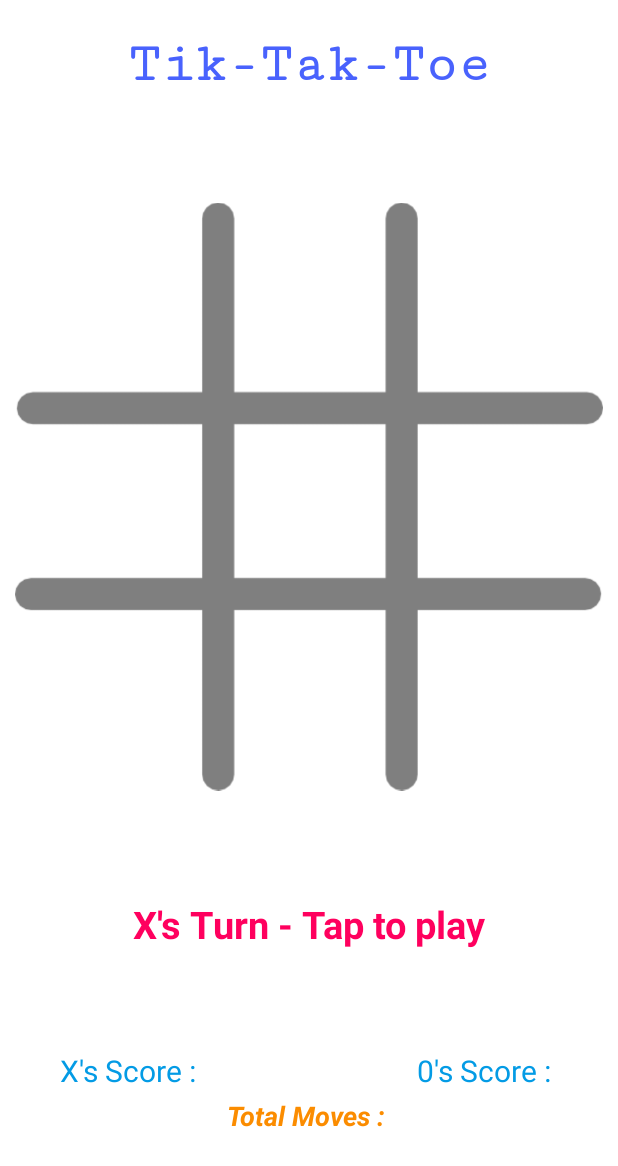
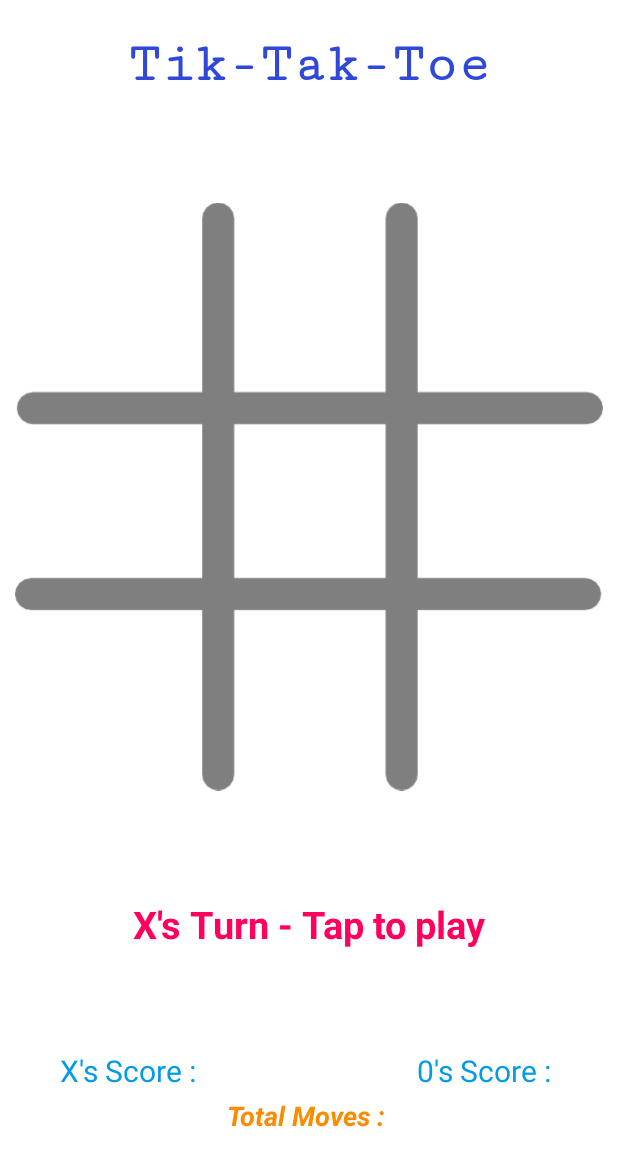
Before and after one commit to Danishyousuf19/TIK-TAK-TOE, an Android app: the MainActivity screen opened directly, with no data from a screen before it, on a phone screen of 412 x 824 dp. Shown: the top 1166 px of the screen. Run offline under Robolectric (Android 15) with nearby library versions, the phone set to English and light mode, and no system bars.

Commit message:
version 2.2

```diff
--- a/app/src/main/res/layout/activity_main.xml
+++ b/app/src/main/res/layout/activity_main.xml
@@ -14,7 +14,7 @@
         android:fontFamily="serif-monospace"
         android:shadowColor="#8B3CFA"
         android:text="@string/head"
-        android:textColor="#4962FD"
+        android:textColor="#3048DA"
         android:textSize="36sp"
         android:textStyle="bold"
         app:layout_constraintLeft_toLeftOf="parent"
```
